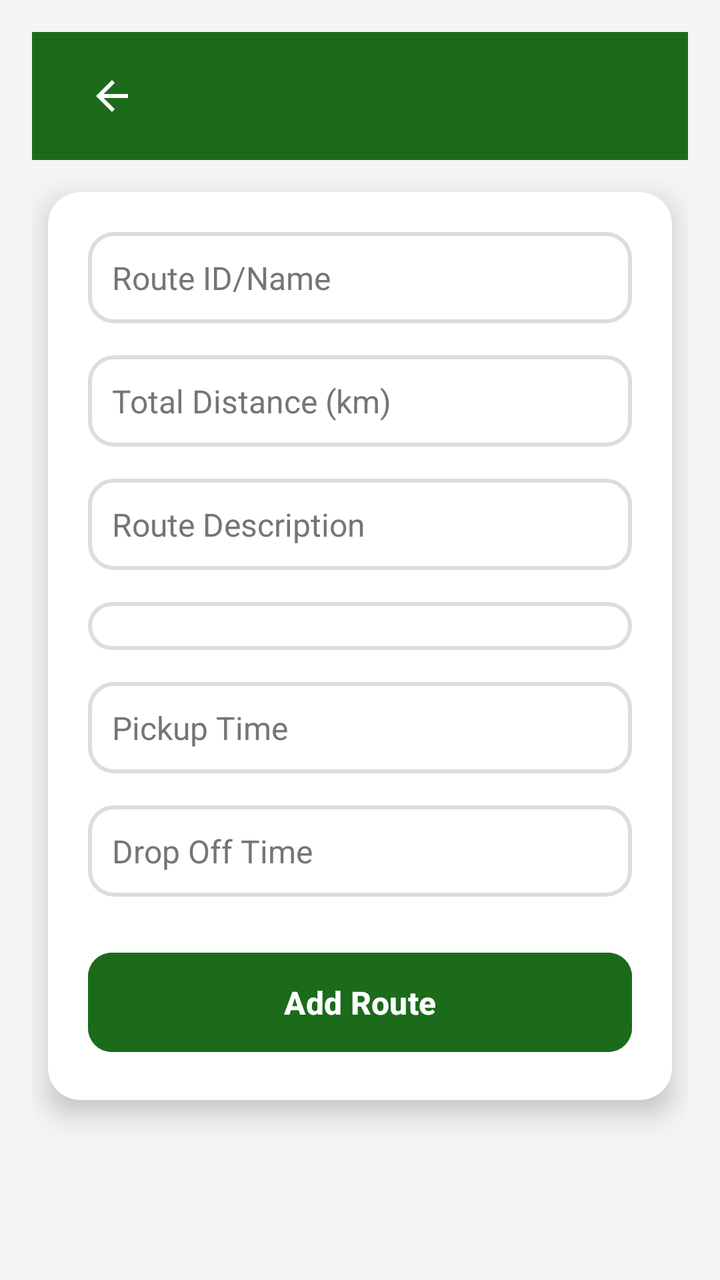
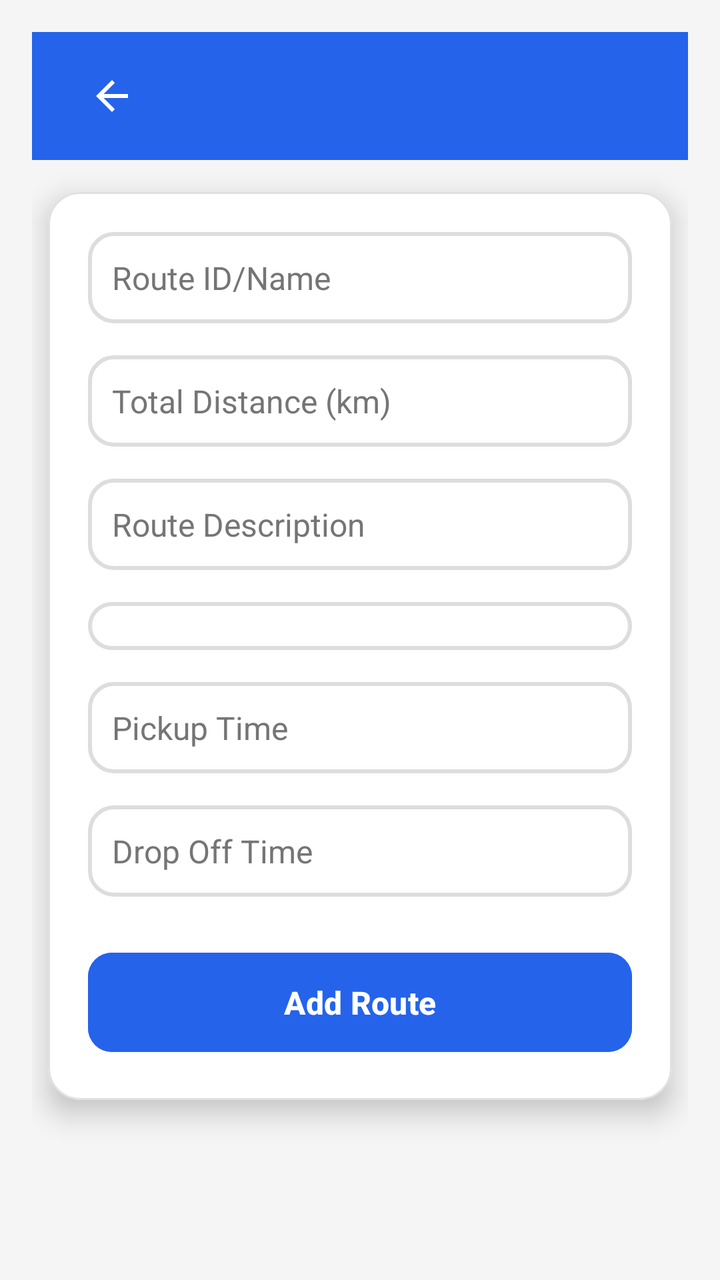

The first picture is an Android layout as it rendered before a commit; the second is the same layout after the commit. The layout source and the unified diff follow.
<!-- AndroidManifest.xml: application theme Theme.TransportApp -->
<!-- res/layout/activity_add_route.xml -->
<?xml version="1.0" encoding="utf-8"?>
<LinearLayout xmlns:android="http://schemas.android.com/apk/res/android"
    xmlns:app="http://schemas.android.com/apk/res-auto"
    android:layout_width="match_parent"
    android:layout_height="match_parent"
    android:background="@color/screen_background"
    android:orientation="vertical"
    android:padding="16dp">

    
    <include
        layout="@layout/toolbar"
        android:layout_width="match_parent"
        android:layout_height="?attr/actionBarSize" />

    
    <com.google.android.material.card.MaterialCardView
        android:layout_width="match_parent"
        android:layout_height="wrap_content"
        android:layout_marginHorizontal="8dp"
        android:layout_marginTop="16dp"
        android:backgroundTint="@color/surface"
        app:cardCornerRadius="16dp"
        app:cardElevation="8dp">

        <LinearLayout
            android:layout_width="match_parent"
            android:layout_height="wrap_content"
            android:orientation="vertical"
            android:padding="20dp">

            
            <EditText
                android:id="@+id/routeNameEditText"
                android:layout_width="match_parent"
                android:layout_height="wrap_content"
                android:background="@drawable/edittext_background"
                android:hint="@string/hint_route_id_name"
                android:padding="12dp"
                android:textColor="@color/text_primary"
                android:textColorHint="@color/text_hint"
                android:textSize="16sp" />

            
            <EditText
                android:id="@+id/totalDistanceInput"
                android:layout_width="match_parent"
                android:layout_height="wrap_content"
                android:layout_marginTop="16dp"
                android:background="@drawable/edittext_background"
                android:hint="@string/hint_total_distance_km"
                android:inputType="numberDecimal"
                android:padding="12dp"
                android:textColor="@color/text_primary"
                android:textColorHint="@color/text_hint"
                android:textSize="16sp" />

            
            <EditText
                android:id="@+id/routeDescriptionInput"
                android:layout_width="match_parent"
                android:layout_height="wrap_content"
                android:layout_marginTop="16dp"
                android:background="@drawable/edittext_background"
                android:hint="@string/hint_route_description"
                android:padding="12dp"
                android:textColor="@color/text_primary"
                android:textColorHint="@color/text_hint"
                android:textSize="16sp" />

            
            <Spinner
                android:id="@+id/vehicleDropdown"
                android:layout_width="match_parent"
                android:layout_height="wrap_content"
                android:layout_marginTop="16dp"
                android:background="@drawable/edittext_background"
                android:padding="12dp"
                android:spinnerMode="dropdown" />

            
            <EditText
                android:id="@+id/pickupTimeInput"
                android:layout_width="match_parent"
                android:layout_height="wrap_content"
                android:layout_marginTop="16dp"
                android:background="@drawable/edittext_background"
                android:cursorVisible="false"
                android:focusable="false"
                android:hint="@string/hint_pickup_time"
                android:onClick="showTimePickerDialog"
                android:padding="12dp"
                android:textColor="@color/text_primary"
                android:textColorHint="@color/text_hint"
                android:textSize="16sp" />

            
            <EditText
                android:id="@+id/dropOffTimeInput"
                android:layout_width="match_parent"
                android:layout_height="wrap_content"
                android:layout_marginTop="16dp"
                android:background="@drawable/edittext_background"
                android:cursorVisible="false"
                android:focusable="false"
                android:hint="@string/hint_drop_off_time"
                android:onClick="showTimePickerDialog"
                android:padding="12dp"
                android:textColor="@color/text_primary"
                android:textColorHint="@color/text_hint"
                android:textSize="16sp" />

            
            <Button
                android:id="@+id/addRouteButton"
                android:layout_width="match_parent"
                android:layout_height="wrap_content"
                android:layout_gravity="center"
                android:layout_marginTop="24dp"
                android:backgroundTint="@color/green"
                android:padding="14dp"
                android:text="@string/title_add_route"
                android:textColor="@android:color/white"
                android:textSize="16sp"
                android:textStyle="bold"
                app:cornerRadius="12dp" />
        </LinearLayout>
    </com.google.android.material.card.MaterialCardView>
</LinearLayout>
<!-- res/layout/toolbar.xml (included above) -->
<?xml version="1.0" encoding="utf-8"?>
<com.google.android.material.appbar.MaterialToolbar xmlns:android="http://schemas.android.com/apk/res/android"
    xmlns:app="http://schemas.android.com/apk/res-auto"
    android:id="@+id/toolbar"
    android:layout_width="match_parent"
    android:layout_height="?attr/actionBarSize"
    android:background="@color/green"
    android:elevation="4dp"
    android:theme="@style/ThemeOverlay.AppCompat.Dark.ActionBar">

    <ImageButton
        android:id="@+id/backButton"
        android:layout_width="48dp"
        android:layout_height="48dp"
        android:layout_marginStart="12dp"
        android:background="@null"
        android:contentDescription="@string/back_button_desc"
        android:src="@drawable/baseline_arrow_back_24"
        app:tint="@android:color/white" />

    <TextView
        android:id="@+id/toolbar_title"
        android:layout_width="wrap_content"
        android:layout_height="wrap_content"
        android:layout_gravity="center"
        android:textColor="@android:color/white"
        android:textSize="22sp"
        android:textStyle="bold" />

    
    <ImageButton
        android:id="@+id/signOutButton"
        android:layout_width="48dp"
        android:layout_height="48dp"
        android:layout_gravity="end"
        android:layout_marginEnd="8dp"
        android:background="?attr/selectableItemBackgroundBorderless"
        android:contentDescription="@string/sign_out"
        android:src="@drawable/baseline_logout_24"
        android:visibility="gone"
        app:tint="@android:color/white" />
</com.google.android.material.appbar.MaterialToolbar>
<!-- resources referenced by this layout -->
<resources>
  <color name="green">#1B6B1B</color>
  <color name="screen_background">#F5F5F5</color>
  <color name="surface">#FFFFFF</color>
  <color name="text_hint">#757575</color>
  <color name="text_primary">#212121</color>
  <!-- drawable baseline_arrow_back_24 (drawable) -->
  <vector xmlns:android="http://schemas.android.com/apk/res/android" android:autoMirrored="true" android:height="24dp" android:tint="@color/text_secondary" android:viewportHeight="24" android:viewportWidth="24" android:width="24dp">
        
      <path android:fillColor="@android:color/white" android:pathData="M20,11H7.83l5.59,-5.59L12,4l-8,8 8,8 1.41,-1.41L7.83,13H20v-2z"/>
      
  </vector>
  <!-- drawable baseline_logout_24 (drawable) -->
  <vector xmlns:android="http://schemas.android.com/apk/res/android" android:autoMirrored="true" android:height="24dp" android:tint="@color/white" android:viewportHeight="24" android:viewportWidth="24" android:width="24dp">
      <path android:fillColor="@android:color/white" android:pathData="M17,7l-1.41,1.41L18.17,11H8v2h10.17l-2.58,2.58L17,17l5,-5zM4,5h8V3H4c-1.1,0 -2,0.9 -2,2v14c0,1.1 0.9,2 2,2h8v-2H4V5z"/>
  </vector>
  <!-- drawable edittext_background (drawable) -->
  <?xml version="1.0" encoding="utf-8"?>
  <shape xmlns:android="http://schemas.android.com/apk/res/android">
      <solid android:color="@color/surface" />
      <corners android:radius="12dp" />
      <stroke android:width="2dp" android:color="@color/border_light" />
  </shape>
  <string name="back_button_desc">Navigate back</string>
  <string name="hint_drop_off_time">Drop Off Time</string>
  <string name="hint_pickup_time">Pickup Time</string>
  <string name="hint_route_description">Route Description</string>
  <string name="hint_route_id_name">Route ID/Name</string>
  <string name="hint_total_distance_km">Total Distance (km)</string>
  <string name="sign_out">Sign out</string>
  <string name="title_add_route">Add Route</string>
  <style name="Theme.TransportApp" parent="Base.Theme.TransportApp" />
  <color name="text_secondary">#616161</color>
  <color name="white">#FFFFFFFF</color>
  <color name="border_light">#DDDDDD</color>
  <style name="Base.Theme.TransportApp" parent="Theme.Material3.DayNight.NoActionBar">
          
          <item name="colorPrimary">@color/green</item>
          <item name="colorOnPrimary">@color/white</item>
          <item name="colorSecondary">@color/accent_orange</item>
          <item name="colorOnSecondary">@color/white</item>
          
          <item name="materialCardViewStyle">@style/Widget.Material3.CardView.Elevated</item>
      </style>
  <color name="accent_orange">#B45309</color>
</resources>

<!-- the commit's change to res/layout/activity_add_route.xml (unified diff, before → after) -->
@@ -117,7 +117,7 @@
                 android:layout_height="wrap_content"
                 android:layout_gravity="center"
                 android:layout_marginTop="24dp"
-                android:backgroundTint="@color/green"
+                android:backgroundTint="@color/brand_primary"
                 android:padding="14dp"
                 android:text="@string/title_add_route"
                 android:textColor="@android:color/white"
@@ -134,7 +134,7 @@
     android:id="@+id/toolbar"
     android:layout_width="match_parent"
     android:layout_height="?attr/actionBarSize"
-    android:background="@color/green"
+    android:background="@color/brand_primary"
     android:elevation="4dp"
     android:theme="@style/ThemeOverlay.AppCompat.Dark.ActionBar">
 
<!-- resource entries referenced after the edit -->
@@ -1,6 +1,6 @@
 <!-- resources referenced by this layout -->
 <resources>
-  <color name="green">#1B6B1B</color>
+  <color name="brand_primary">#2563EB</color>
   <color name="screen_background">#F5F5F5</color>
   <color name="surface">#FFFFFF</color>
   <color name="text_hint">#757575</color>
@@ -35,14 +35,32 @@
   <color name="white">#FFFFFFFF</color>
   <color name="border_light">#DDDDDD</color>
   <style name="Base.Theme.TransportApp" parent="Theme.Material3.DayNight.NoActionBar">
-          
-          <item name="colorPrimary">@color/green</item>
-          <item name="colorOnPrimary">@color/white</item>
+          <item name="colorPrimary">@color/theme_primary</item>
+          <item name="colorOnPrimary">@color/theme_on_primary</item>
+          <item name="colorPrimaryContainer">@color/theme_primary_container</item>
+          <item name="colorOnPrimaryContainer">@color/theme_on_primary_container</item>
           <item name="colorSecondary">@color/accent_orange</item>
           <item name="colorOnSecondary">@color/white</item>
+          <item name="colorSurfaceVariant">@color/surface_variant</item>
+          <item name="colorOutlineVariant">@color/outline_card</item>
           
-          <item name="materialCardViewStyle">@style/Widget.Material3.CardView.Elevated</item>
+          <item name="materialCardViewStyle">@style/Widget.Transport.Card</item>
       </style>
+  <color name="theme_primary">#2563EB</color>
+  <color name="theme_on_primary">#FFFFFF</color>
+  <color name="theme_primary_container">#DBEAFE</color>
+  <color name="theme_on_primary_container">#1E3A8A</color>
   <color name="accent_orange">#B45309</color>
+  <color name="surface_variant">#F1F3F4</color>
+  <color name="outline_card">#E0E0E0</color>
+  <style name="Widget.Transport.Card" parent="Widget.Material3.CardView.Elevated">
+          <item name="cardCornerRadius">@dimen/radius_l</item>
+          <item name="cardElevation">@dimen/card_elevation_default</item>
+          <item name="strokeColor">@color/outline_card</item>
+          <item name="strokeWidth">1dp</item>
+          <item name="cardBackgroundColor">@color/surface</item>
+      </style>
+  <dimen name="radius_l">16dp</dimen>
+  <dimen name="card_elevation_default">2dp</dimen>
 </resources>
 
